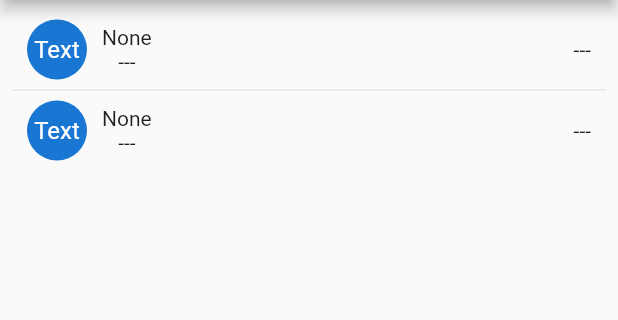
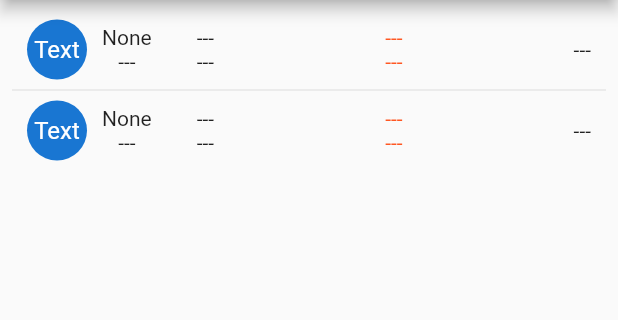
Before and after one commit to shda/MyStocks-Flutter, a Flutter app: the first screen one second after launch, on a phone screen of 412 x 824 dp, the part 84-404 px from its top. Run offline on Flutter 3.47's test engine with Material 2 defaults, Android fonts, the light colour scheme and no system bars; our stand-ins replace sprintf; network calls fail.

Commit message:
Add new fields in stocks list.

```diff
--- a/lib/main.dart
+++ b/lib/main.dart
@@ -1,5 +1,6 @@
 import 'package:flutter/material.dart';
 import 'package:mystocks/debug/debug_dummy_intermediary.dart';
+import 'package:mystocks/moex/moex_intermediary_impl.dart';
 import 'core/purchased_securities_collection.dart';
 import 'core/services.dart';
 import 'data/interface_intermediary.dart';
@@ -20,7 +21,7 @@ Future<Services>  _createServices() async{
 }
 
 IIntermediary _createIntermediary(){
-  //return MoexIntermediaryImpl();
+  return MoexIntermediaryImpl();
   return DummyIntermediary();
 }
 
--- a/lib/screens/my_stocks_list_screen.dart
+++ b/lib/screens/my_stocks_list_screen.dart
@@ -15,13 +15,15 @@ class StocksListScreen extends State<MyStocksListPage>
   void initState() {
     super.initState();
 
-    _securitiesDataUpdater = SecuritiesDataUpdater(widget.services.intermediary);
+    _securitiesDataUpdater =
+        SecuritiesDataUpdater(widget.services.intermediary);
     _securitiesDataUpdater.setPriceListener(this);
     _securitiesDataUpdater.setSecuritiesNames({"AFLT", "SBER"});
     startTimer();
   }
 
   void startTimer() {
+    _securitiesDataUpdater.requestSecurities();
     const oneSec = Duration(seconds: 3);
     _timer = Timer.periodic(oneSec, (timer) {
       _securitiesDataUpdater.requestSecurities();
@@ -41,16 +43,15 @@ class StocksListScreen extends State<MyStocksListPage>
   @override
   void onUpdateSecuritiesPrice() {
     setState(
-      () {
-
-      },
+      () {},
     );
   }
 
   void _onTapItem(int index, SecuritiesPriceInfo secPrice) {
     Navigator.of(context).push(
       MaterialPageRoute(
-        builder: (context) => StockInfoScreen(secPrice: secPrice, title: "Hello" , services: widget.services),
+        builder: (context) => StockInfoScreen(
+            secPrice: secPrice, title: "Hello", services: widget.services),
       ),
     );
   }
@@ -60,21 +61,58 @@ class StocksListScreen extends State<MyStocksListPage>
     String price = "---";
     String timeUpdate = "---";
 
+    String currentPriceMy = "---";
+    String priceIfBy = "---";
+
+    String priceDifferenceString = "---";
+    String percentDifferenceString = "---";
+
+    bool isGrowthUp = false;
+
     var secPrice = _securitiesDataUpdater.getPrice(index);
     if (secPrice != null) {
+      double currentPriceSec = secPrice.currentPrice!;
+      int countAllBuyingSec = 0;
+      double myAllPriceSec = 0;
+      double canAllPriceSec = 0;
+
+      double priceDifference = 0;
+      double percentDifference = 0;
+
+      var listCollection = widget.services.purchasedSecuritiesCollection;
+      var listSec = listCollection.getListSecurities(secPrice.tickerSymbol);
+
+      if (listSec != null) {
+        countAllBuyingSec = listSec.getCountAllSecurities();
+        myAllPriceSec = listSec.getAllPrice();
+        canAllPriceSec = secPrice.currentPrice! * countAllBuyingSec;
+
+        priceDifference = canAllPriceSec - myAllPriceSec;
+        percentDifference = (priceDifference / canAllPriceSec) * 100;
+
+        isGrowthUp = percentDifference >= 0;
+      }
+
       secName = secPrice.tickerSymbol!;
       timeUpdate = secPrice.time!;
-      if (secPrice.currentPrice != null) {
-        price = sprintf('%.2f', [secPrice.currentPrice]);
-      }
+
+      price = sprintf('%.1f р', [currentPriceSec]);
+      currentPriceMy = sprintf('%.1f р', [myAllPriceSec]);
+      priceIfBy = sprintf('%.1f р', [canAllPriceSec]);
+
+      priceDifferenceString = sprintf('%.1f р', [priceDifference]);
+      percentDifferenceString = sprintf('%.1f %', [percentDifference]);
     }
+
+    var color = isGrowthUp ? Colors.green: Colors.deepOrange ;
 
     return GestureDetector(
         onTap: () => {
-          if(secPrice != null){
-            _onTapItem(index, secPrice),
-          }
-        },
+              if (secPrice != null)
+                {
+                  _onTapItem(index, secPrice),
+                }
+            },
         child: SizedBox(
           height: 50,
           child: Row(
@@ -86,6 +124,27 @@ class StocksListScreen extends State<MyStocksListPage>
                 crossAxisAlignment: CrossAxisAlignment.center,
                 mainAxisAlignment: MainAxisAlignment.center,
                 children: [Text(secName), Text(price)],
+              ),
+              const SizedBox(width: 30),
+              Column(
+                crossAxisAlignment: CrossAxisAlignment.center,
+                mainAxisAlignment: MainAxisAlignment.center,
+                children: [Text(currentPriceMy), Text(priceIfBy)],
+              ),
+              const Spacer(),
+              Column(
+                crossAxisAlignment: CrossAxisAlignment.center,
+                mainAxisAlignment: MainAxisAlignment.center,
+                children: [
+                  Text(
+                    priceDifferenceString,
+                    style: TextStyle(color: color),
+                  ),
+                  Text(
+                    percentDifferenceString,
+                    style: TextStyle(color: color),
+                  )
+                ],
               ),
               const Spacer(),
               Text(timeUpdate),
@@ -116,7 +175,9 @@ class StocksListScreen extends State<MyStocksListPage>
 
 class MyStocksListPage extends StatefulWidget {
   final Services services;
-  const MyStocksListPage({super.key, required this.title , required this.services});
+
+  const MyStocksListPage(
+      {super.key, required this.title, required this.services});
 
   final String title;
 
```
Also changed, not shown: lib/core/purchased_securities_collection.dart (+21 -0 lines), lib/screens/edit_buying_stocks_screen.dart (renamed from lib/screens/stock_count_edit_screen.dart, +4 -11 lines), lib/screens/stock_info_screen.dart (+13 -7 lines).
